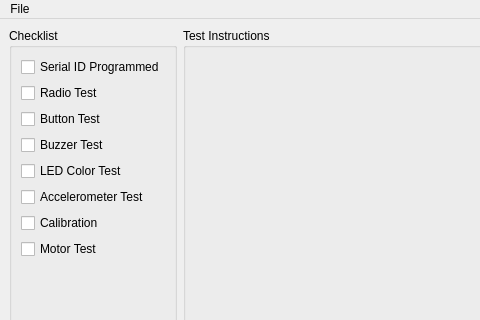
Before: the Qt Designer form linkbot_internal_dev/mainwindow.ui in BaroboRobotics/linkbot-internal-dev, drawn with Qt 5; both pictures show x 0 to 480 and y 0 to 320 of the 640 by 480 pixel window.
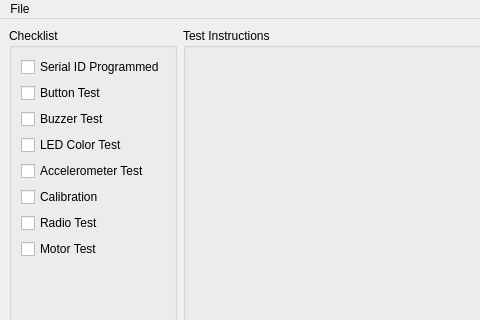
After: the same form once the commit is applied.

Commit message: All tests seem to work, albeit intermittently

The edit to the form file:
```diff
--- a/linkbot_internal_dev/mainwindow.ui
+++ b/linkbot_internal_dev/mainwindow.ui
@@ -31,16 +31,6 @@
          </property>
         </widget>
        </item>
-       <item>
-        <widget class="QCheckBox" name="checkBox_radio">
-         <property name="text">
-          <string>Radio Test</string>
-         </property>
-         <property name="checkable">
-          <bool>true</bool>
-         </property>
-        </widget>
-       </item>
        <item>
         <widget class="QCheckBox" name="checkBox_button">
          <property name="text">
@@ -91,6 +81,16 @@
          </property>
         </widget>
        </item>
+       <item>
+        <widget class="QCheckBox" name="checkBox_radio">
+         <property name="text">
+          <string>Radio Test</string>
+         </property>
+         <property name="checkable">
+          <bool>true</bool>
+         </property>
+        </widget>
+       </item>
        <item>
         <widget class="QCheckBox" name="checkBox_motor_test">
          <property name="text">
```
The commit also changes 9 other files.
